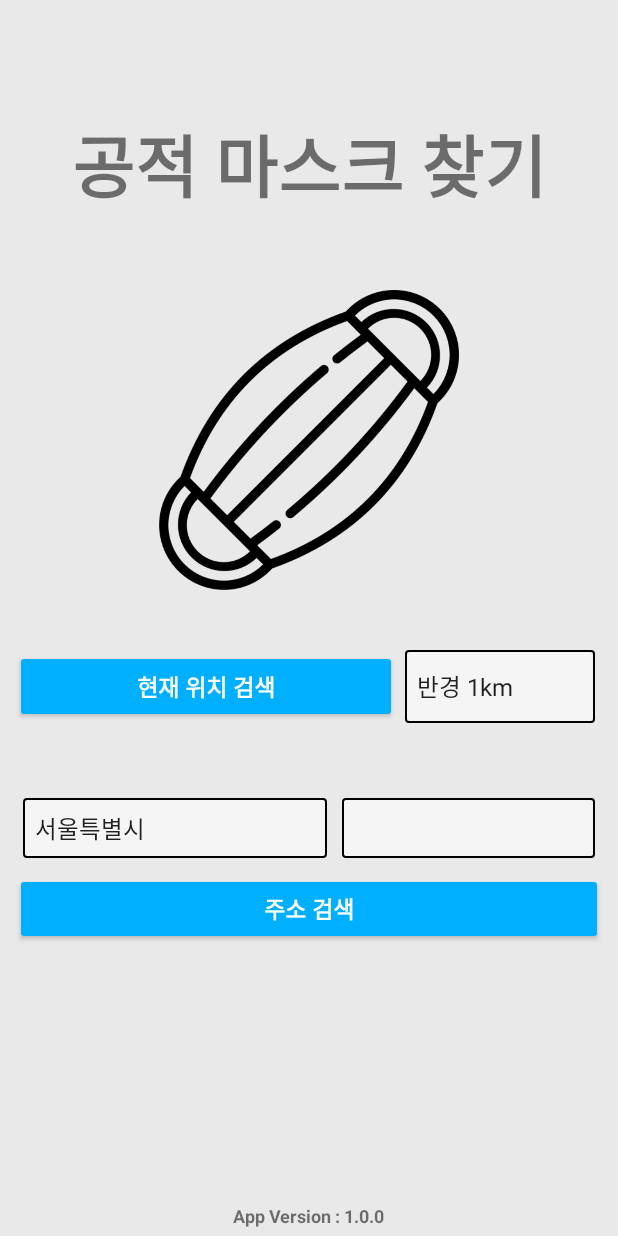
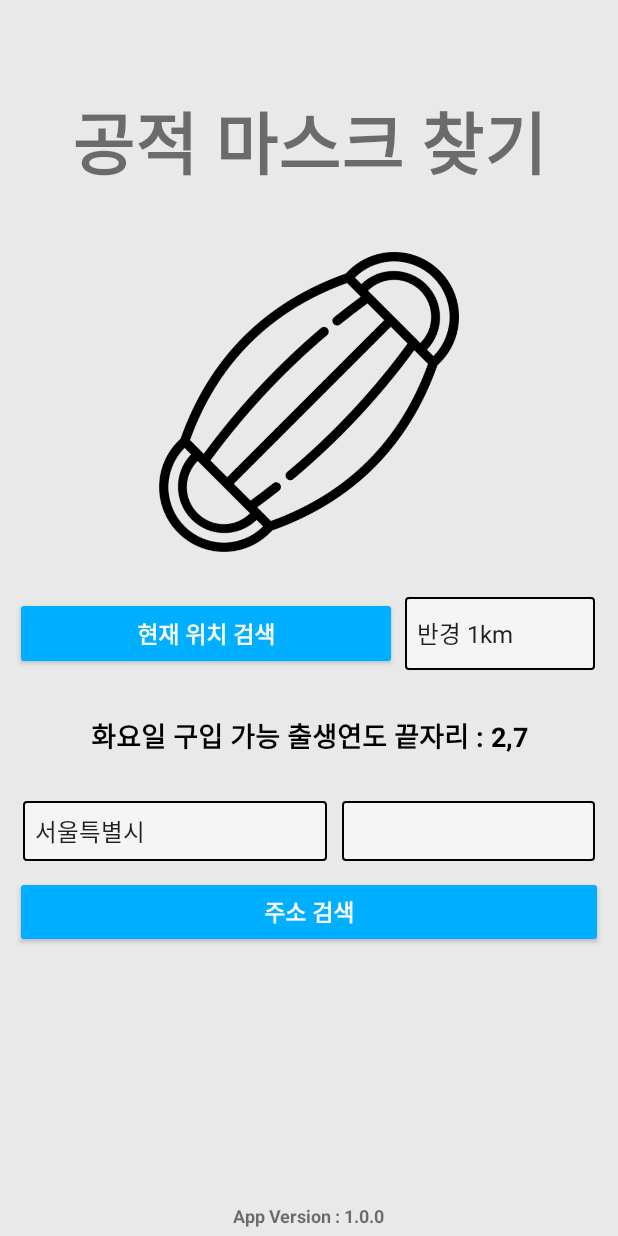
Before and after one commit to devmk1090/SearchMask, an Android app: the screen it shows after launch (MainActivity), on a phone screen of 412 x 824 dp. Run offline under Robolectric (Android 15) with nearby library versions, the phone set to English and light mode, and no system bars.

Commit message:
- MainActivity 에 마스크 5부제 정보 추가(현재 요일에 따라 Text 가 달라짐) - 금일부로 스토어에 등록 예정

```diff
--- a/app/build.gradle
+++ b/app/build.gradle
@@ -13,7 +13,7 @@ android {
         targetSdkVersion 29
         multiDexEnabled true
         versionCode 1
-        versionName "1.0"
+        versionName "1.0.0"
         testInstrumentationRunner "androidx.test.runner.AndroidJUnitRunner"
     }
     buildTypes {
--- a/app/src/main/res/layout/activity_main.xml
+++ b/app/src/main/res/layout/activity_main.xml
@@ -7,6 +7,7 @@
     android:id="@+id/main_layout"
     android:background="#E9E9E9"
     tools:context=".MainActivity">
+
     <TextView
         android:id="@+id/text1"
         android:layout_width="wrap_content"
@@ -18,11 +19,10 @@
         app:layout_constraintLeft_toLeftOf="parent"
         app:layout_constraintRight_toRightOf="parent"
         app:layout_constraintTop_toTopOf="parent"
-        app:layout_constraintVertical_bias="0.10" />
-
+        app:layout_constraintVertical_bias="0.08" />
     <ImageView
         android:id="@+id/mask_image"
-        android:layout_marginTop="50dp"
+        android:layout_marginTop="40dp"
         app:layout_constraintTop_toBottomOf="@+id/text1"
         app:layout_constraintLeft_toLeftOf="parent"
         app:layout_constraintRight_toRightOf="parent"
@@ -33,7 +33,7 @@
         android:id="@+id/map1"
         android:layout_marginRight="10dp"
         android:layout_marginLeft="10dp"
-        android:layout_marginTop="40dp"
+        android:layout_marginTop="30dp"
         app:layout_constraintTop_toBottomOf="@+id/mask_image"
         app:layout_constraintLeft_toLeftOf="parent"
         app:layout_constraintRight_toRightOf="parent"
@@ -58,16 +58,29 @@
             android:entries="@array/km_spinner"
             android:layout_width="wrap_content"
             android:layout_height="match_parent"/>
-
     </LinearLayout>
-
+    <TextView
+        android:id="@+id/dayOfWeek_txt"
+        android:layout_marginTop="30dp"
+        android:layout_marginLeft="5dp"
+        android:layout_marginRight="5dp"
+        app:layout_constraintTop_toBottomOf="@+id/map1"
+        app:layout_constraintLeft_toLeftOf="parent"
+        app:layout_constraintRight_toRightOf="parent"
+        android:text="구입 가능 출생연도 끝자리"
+        android:textStyle="bold"
+        android:textColor="#000000"
+        android:textSize="18dp"
+        android:gravity="center"
+        android:layout_width="match_parent"
+        android:layout_height="wrap_content"/>
     <LinearLayout
         android:id="@+id/map2"
-        android:layout_marginTop="50dp"
+        android:layout_marginTop="30dp"
         android:layout_marginBottom="10dp"
         android:layout_marginRight="10dp"
         android:layout_marginLeft="10dp"
-        app:layout_constraintTop_toBottomOf="@+id/map1"
+        app:layout_constraintTop_toBottomOf="@+id/dayOfWeek_txt"
         app:layout_constraintLeft_toLeftOf="parent"
         app:layout_constraintRight_toRightOf="parent"
         android:orientation="horizontal"
@@ -90,7 +103,6 @@
             android:layout_width="wrap_content"
             android:layout_height="match_parent"/>
     </LinearLayout>
-
     <Button
         app:layout_constraintTop_toBottomOf="@+id/map2"
         app:layout_constraintLeft_toLeftOf="parent"
```
Also changed, not shown: app/src/main/java/com/devkproject/searchmask/MainActivity.kt (+50 -0 lines), app/src/main/res/layout/alert_popup.xml (added, +14 -0 lines).
